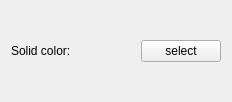
Qt form sandbox/UI/Components/MaterialComponentView/MaterialComponentView.ui (Lonartie/GraphicsSandbox) before a commit.
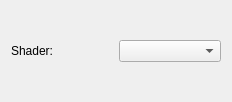
The same form after that commit.

Commit message: albedo shader + live shader system

What changed in the file:
```diff
--- a/sandbox/UI/Components/MaterialComponentView/MaterialComponentView.ui
+++ b/sandbox/UI/Components/MaterialComponentView/MaterialComponentView.ui
@@ -14,26 +14,18 @@
    <string>MaterialComponentView</string>
   </property>
   <layout class="QGridLayout" name="gridLayout">
-   <item row="0" column="1">
-    <widget class="QLabel" name="color">
-     <property name="text">
-      <string/>
-     </property>
-    </widget>
-   </item>
    <item row="0" column="0">
     <widget class="QLabel" name="label">
      <property name="text">
-      <string>Solid color:</string>
+      <string>Shader: </string>
      </property>
     </widget>
    </item>
-   <item row="0" column="2">
-    <widget class="QPushButton" name="select">
-     <property name="text">
-      <string>select</string>
-     </property>
-    </widget>
+   <item row="0" column="1">
+    <widget class="QComboBox" name="shader"/>
+   </item>
+   <item row="1" column="0" colspan="2">
+    <layout class="QVBoxLayout" name="settings"/>
    </item>
   </layout>
  </widget>
```
The commit also changes 13 other files.
